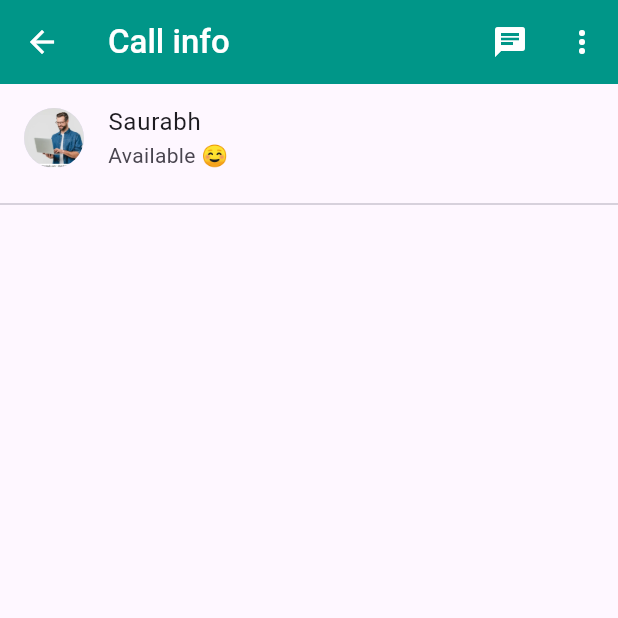
After one commit to codecreatorskr/whatsapp_clone, a Flutter app: the CallsTabBar screen opened directly, after a tap on "Saurabh", on a phone screen of 412 x 824 dp, the top half of it. The commit adds this screen. Run offline on Flutter 3.47's test engine with Material 2 defaults, Android fonts, the phone set to English and light mode, and no system bars.

Commit message:
added new screen --> call info

```diff
--- /dev/null
+++ b/lib/screens/call_info_screen.dart
@@ -0,0 +1,71 @@
+import 'package:flutter/material.dart';
+import 'package:whatsapp_clone/screens/chatting_textfield_screen.dart';
+import 'package:whatsapp_clone/utils/database.dart';
+
+class CallInfoScreen extends StatelessWidget {
+  final dynamic index;
+  const CallInfoScreen({super.key, required this.index});
+
+  @override
+  Widget build(BuildContext context) {
+    return Scaffold(
+      appBar: AppBar(
+        title: const Text(
+          'Call info',
+          style: TextStyle(
+            fontWeight: FontWeight.w500,
+            color: Colors.white,
+          ),
+        ),
+        actions: [
+          IconButton(
+            onPressed: () {
+              Navigator.push(
+                context,
+                MaterialPageRoute(
+                  builder: (context) => ChattingPage(index: index),
+                ),
+              );
+            },
+            icon: const Icon(Icons.chat),
+          ),
+          IconButton(onPressed: () {}, icon: const Icon(Icons.more_vert))
+        ],
+      ),
+      body: Column(
+        children: [
+          ListTile(
+            leading: CircleAvatar(
+              backgroundImage: AssetImage(
+                chatList[index]['avatar'],
+              ),
+            ),
+            title: Text(
+              chatList[index]['name'],
+            ),
+            subtitle: Text(
+              newgroupSubtitle[index],
+            ),
+            // trailing: Padding(
+            //   padding: const EdgeInsets.only(top: 15),
+            //   child: Row(
+            //     mainAxisAlignment: MainAxisAlignment.end,
+            //     children: [
+            //       IconButton(
+            //         onPressed: () {},
+            //         icon: const Icon(Icons.call),
+            //       ),
+            //       IconButton(
+            //         onPressed: () {},
+            //         icon: const Icon(Icons.videocam),
+            //       ),
+            //     ],
+            //   ),
+            // ),
+          ),
+          const Divider(),
+        ],
+      ),
+    );
+  }
+}
--- a/lib/screens/create_call_link.dart
+++ b/lib/screens/create_call_link.dart
@@ -29,7 +29,7 @@ class CreateCallLinkScreen extends StatelessWidget {
           ),
           ListTile(
             leading: CircleAvatar(
-              backgroundColor: Colors.teal,
+              backgroundColor: Color.fromARGB(255, 26, 202, 185),
               child: Icon(
                 Icons.videocam,
                 color: Colors.white,
--- a/lib/screens/new_group_screen.dart
+++ b/lib/screens/new_group_screen.dart
@@ -163,7 +163,9 @@ class _NewGroupScreenState extends State<NewGroupScreen> {
                     style: const TextStyle(
                         fontWeight: FontWeight.w500, fontSize: 18),
                   ),
-                  subtitle: Text(newgroupSubtitle[index]),
+                  subtitle: Text(
+                    newgroupSubtitle[index],
+                  ),
                 );
               },
             ),
--- a/lib/tabbar/calls_tab.dart
+++ b/lib/tabbar/calls_tab.dart
@@ -1,5 +1,7 @@
 import 'package:flutter/material.dart';
+import 'package:whatsapp_clone/screens/call_info_screen.dart';
 import 'package:whatsapp_clone/screens/contact_screen.dart';
+import 'package:whatsapp_clone/screens/create_call_link.dart';
 import 'package:whatsapp_clone/utils/database.dart';
 
 class CallsTabBar extends StatelessWidget {
@@ -28,20 +30,28 @@ class CallsTabBar extends StatelessWidget {
       body: SingleChildScrollView(
         child: Column(
           children: [
-            const ListTile(
+            ListTile(
+              onTap: () {
+                Navigator.push(
+                  context,
+                  MaterialPageRoute(
+                    builder: (context) => const CreateCallLinkScreen(),
+                  ),
+                );
+              },
               iconColor: Colors.white,
-              leading: CircleAvatar(
+              leading: const CircleAvatar(
                   backgroundColor: Colors.teal,
                   // backgroundImage: AssetImage('assets/images/tony.jpg'),
                   child: Icon(
                     Icons.link_outlined,
                     color: Colors.white,
                   )),
-              title: Text(
+              title: const Text(
                 "Create call link",
                 style: TextStyle(fontWeight: FontWeight.w600, fontSize: 18),
               ),
-              subtitle: Text("Share a link for your WhatsApp call"),
+              subtitle: const Text("Share a link for your WhatsApp call"),
             ),
             const Padding(
               padding: EdgeInsets.only(left: 10),
@@ -60,6 +70,14 @@ class CallsTabBar extends StatelessWidget {
               itemCount: chatList.length,
               itemBuilder: (BuildContext context, int index) {
                 return ListTile(
+                  onTap: () {
+                    Navigator.push(
+                      context,
+                      MaterialPageRoute(
+                        builder: (context) => CallInfoScreen(index: index),
+                      ),
+                    );
+                  },
                   leading: CircleAvatar(
                     backgroundImage: AssetImage(
                       chatList[index]['avatar'],
@@ -68,14 +86,14 @@ class CallsTabBar extends StatelessWidget {
                   title: Text(
                     chatList[index]['name'],
                     style: const TextStyle(
-                        fontWeight: FontWeight.w600, fontSize: 18),
+                        fontWeight: FontWeight.w500, fontSize: 18),
                   ),
                   subtitle: Text(
                     subtitle[index],
                   ),
-                  trailing: const Icon(
-                    Icons.call,
-                    color: Colors.teal,
+                  trailing: Icon(
+                    callIcon[index]['icons'],
+                    color: const Color.fromARGB(255, 44, 183, 169),
                   ),
                 );
               },
```
Also changed, not shown: lib/utils/database.dart (+13 -13 lines).
